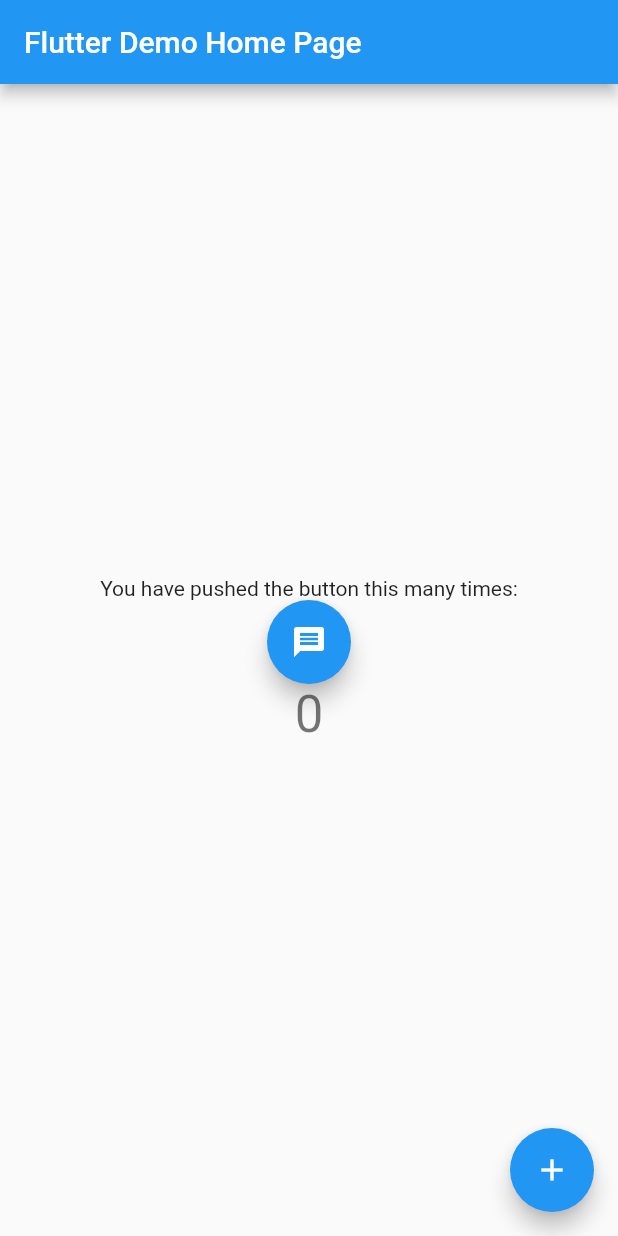
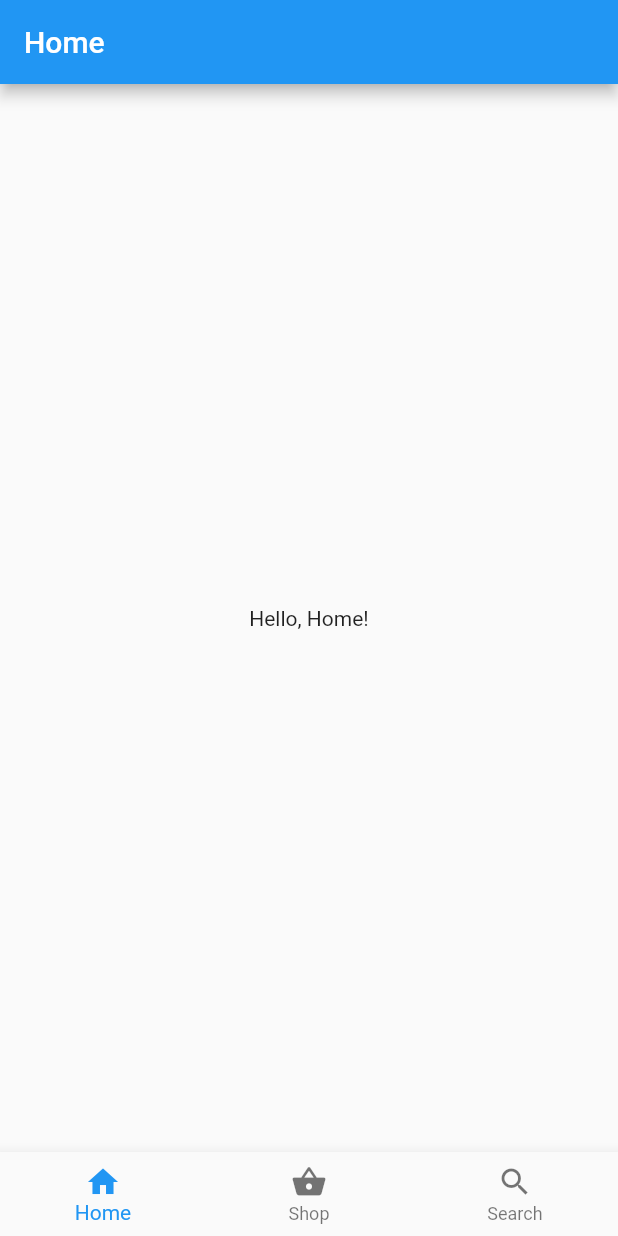
Before and after one commit to tharukakalu/flutter_package-, a Flutter app: the screen it shows after launch, on a phone screen of 412 x 824 dp. Run offline on Flutter 3.47's test engine with Material 2 defaults, Android fonts, the phone set to English and light mode, and no system bars.

Commit message:
sample pages

```diff
--- a/example/lib/main.dart
+++ b/example/lib/main.dart
@@ -1,3 +1,4 @@
+import 'package:example/presentation/tabs/pages/tabs_page.dart';
 import 'package:flutter/material.dart';
 import 'package:flutter_package_ba_tool/flutter_package_ba_tool.dart';
 
@@ -27,7 +28,7 @@ class MyApp extends StatelessWidget {
         // closer together (more dense) than on mobile platforms.
         visualDensity: VisualDensity.adaptivePlatformDensity,
       ),
-      home: MyHomePage(title: 'Flutter Demo Home Page'),
+      home: TabsPage(),
     );
   }
 }
--- /dev/null
+++ b/example/lib/presentation/home/pages/home_page.dart
@@ -0,0 +1,20 @@
+/// lib/presentation/home/pages/home_page.dart
+import 'package:flutter/material.dart';
+
+class HomePage extends StatelessWidget {
+  static Route<dynamic> route() => MaterialPageRoute(
+        builder: (context) => HomePage(),
+      );
+
+  @override
+  Widget build(BuildContext context) {
+    return Scaffold(
+      appBar: AppBar(
+        title: Text("Home"),
+      ),
+      body: Center(
+        child: Text("Hello, Home!"),
+      ),
+    );
+  }
+}
--- /dev/null
+++ b/example/lib/presentation/tabs/models/tab_navigation_item.dart
@@ -0,0 +1,35 @@
+import 'package:example/presentation/home/pages/home_page.dart';
+import 'package:example/presentation/search/pages/search_page.dart';
+import 'package:example/presentation/shop/pages/shop_page.dart';
+import 'package:flutter/material.dart';
+
+
+class TabNavigationItem {
+  final Widget page;
+  final Widget title;
+  final Icon icon;
+
+  TabNavigationItem({
+    @required this.page,
+    @required this.title,
+    @required this.icon,
+  });
+
+  static List<TabNavigationItem> get items => [
+        TabNavigationItem(
+          page: HomePage(),
+          icon: Icon(Icons.home),
+          title: Text("Home"),
+        ),
+        TabNavigationItem(
+          page: ShopPage(),
+          icon: Icon(Icons.shopping_basket),
+          title: Text("Shop"),
+        ),
+        TabNavigationItem(
+          page: SearchPage(),
+          icon: Icon(Icons.search),
+          title: Text("Search"),
+        ),
+      ];
+}
--- /dev/null
+++ b/example/lib/presentation/tabs/pages/tabs_page.dart
@@ -0,0 +1,34 @@
+import 'package:example/presentation/tabs/models/tab_navigation_item.dart';
+import 'package:flutter/material.dart';
+
+class TabsPage extends StatefulWidget {
+  @override
+  _TabsPageState createState() => _TabsPageState();
+}
+
+class _TabsPageState extends State<TabsPage> {
+  int _currentIndex = 0;
+
+  @override
+  Widget build(BuildContext context) {
+    return Scaffold(
+      body: IndexedStack(
+        index: _currentIndex,
+        children: <Widget>[
+          for (final tabItem in TabNavigationItem.items) tabItem.page,
+        ],
+      ),
+      bottomNavigationBar: BottomNavigationBar(
+        currentIndex: _currentIndex,
+        onTap: (int index) => setState(() => _currentIndex = index),
+        items: <BottomNavigationBarItem>[
+          for (final tabItem in TabNavigationItem.items)
+            BottomNavigationBarItem(
+              icon: tabItem.icon,
+              title: tabItem.title,
+            ),
+        ],
+      ),
+    );
+  }
+}
```
Also changed, not shown: example/lib/presentation/product_detail/pages/product_detail_page.dart (added, +20 -0 lines), example/lib/presentation/search/pages/search_page.dart (added, +20 -0 lines), example/lib/presentation/shop/pages/shop_page.dart (added, +28 -0 lines), example/lib/screen1.dart (added), example/lib/tabs.dart (added), 2 other files.
